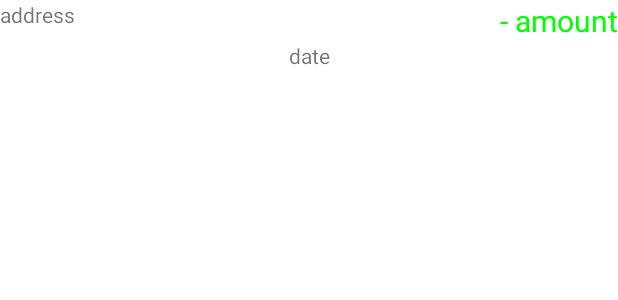
After one commit to BeautifulStack/GreenCoinApp, an Android app: the layout tx_sender.xml on its own in the app's theme, with its tools: preview values and no code run, on a phone screen of 412 x 824 dp. The commit adds this screen. Shown: the top 300 px of the screen. Run offline under Robolectric (Android 15) with nearby library versions, the light colour scheme and no system bars.

Commit message:
layouts + base for everything

```diff
--- /dev/null
+++ b/app/src/main/res/layout/tx_sender.xml
@@ -0,0 +1,44 @@
+<?xml version="1.0" encoding="utf-8"?>
+<LinearLayout xmlns:android="http://schemas.android.com/apk/res/android"
+    android:layout_width="match_parent"
+    android:layout_height="match_parent"
+    android:orientation="vertical">
+
+
+    <LinearLayout
+        android:layout_width="match_parent"
+        android:layout_height="wrap_content"
+        android:orientation="horizontal">
+
+        <TextView
+            android:id="@+id/tx_sender_address"
+            android:layout_width="wrap_content"
+            android:layout_height="match_parent"
+            android:layout_weight="8"
+            android:text="address">
+        </TextView>
+
+        <TextView
+            android:id="@+id/tx_sender_amount"
+            android:layout_width="wrap_content"
+            android:layout_height="wrap_content"
+            android:layout_weight="1"
+            android:gravity="end"
+            android:textSize="20dp"
+            android:textColor="#00FF00"
+            android:text="- amount">
+        </TextView>
+
+    </LinearLayout>
+
+    <TextView
+        android:id="@+id/tx_sender_date"
+        android:layout_width="match_parent"
+        android:layout_height="wrap_content"
+        android:gravity="center"
+        android:text="date">
+    </TextView>
+
+
+
+</LinearLayout>
```
Also changed, not shown: app/src/main/java/com/example/fairrepack/BillsActivity.java (+23 -0 lines), app/src/main/java/com/example/fairrepack/utils/Tx.java (added, +17 -0 lines), app/src/main/java/com/example/fairrepack/utils/TxAdapter.java (added, +38 -0 lines), app/src/main/res/layout/bills.xml (+7 -5 lines), app/src/main/res/layout/tx_receiver.xml (added, +41 -0 lines).
